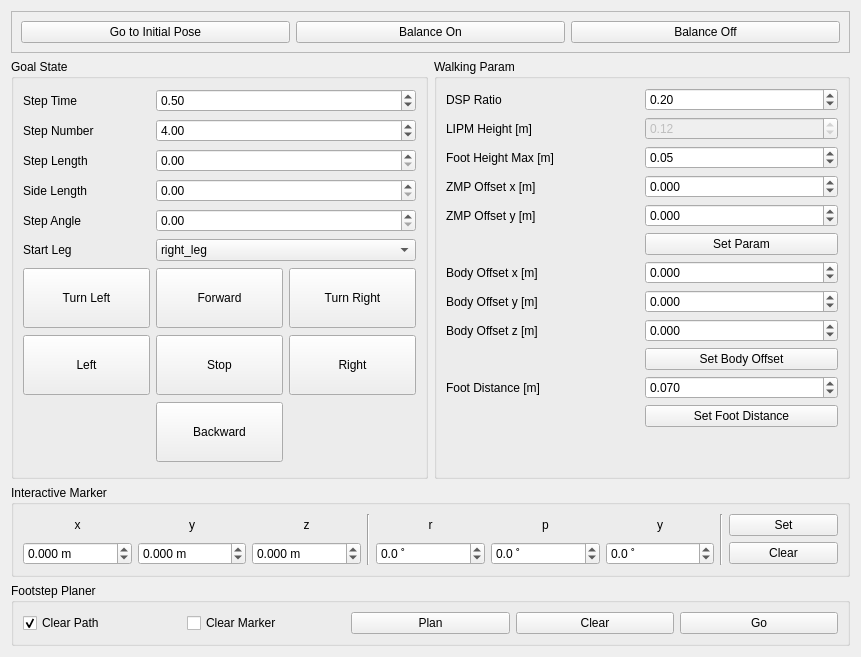
Above: kuroko_walking_gui/ui/preview_walking_form.ui from nyxrobotics/kuroko_ros before the change. Below: the same form after it.
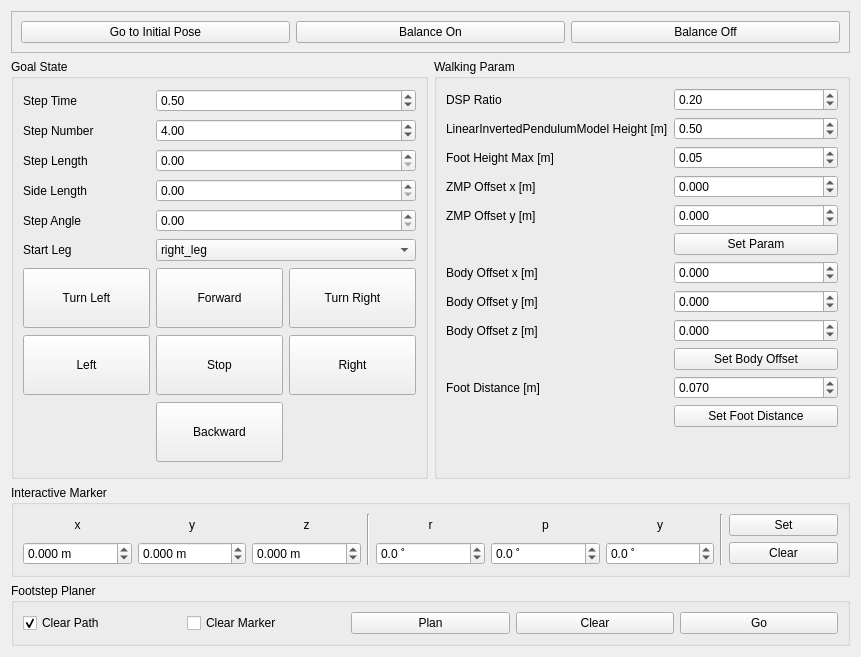
That is the form after the change.

The edit to the form file:
```diff
--- a/kuroko_walking_gui/ui/preview_walking_form.ui
+++ b/kuroko_walking_gui/ui/preview_walking_form.ui
@@ -310,7 +310,7 @@
             <item row="1" column="0">
               <widget class="QLabel" name="label_44">
                 <property name="text">
-                  <string>LIPM Height [m]</string>
+                  <string>LinearInvertedPendulumModel Height [m]</string>
                 </property>
               </widget>
             </item>
@@ -448,17 +448,17 @@
             </item>
             <item row="1" column="1">
               <widget class="QDoubleSpinBox" name="dSpinBox_lipm_height">
-                <property name="enabled">
-                  <bool>false</bool>
+                <property name="minimum">
+                  <double>-10.000000000000000</double>
                 </property>
                 <property name="maximum">
-                  <double>100.000000000000000</double>
+                  <double>10.000000000000000</double>
                 </property>
                 <property name="singleStep">
                   <double>0.100000000000000</double>
                 </property>
                 <property name="value">
-                  <double>0.120000000000000</double>
+                  <double>0.50000000000000</double>
                 </property>
               </widget>
             </item>
```
